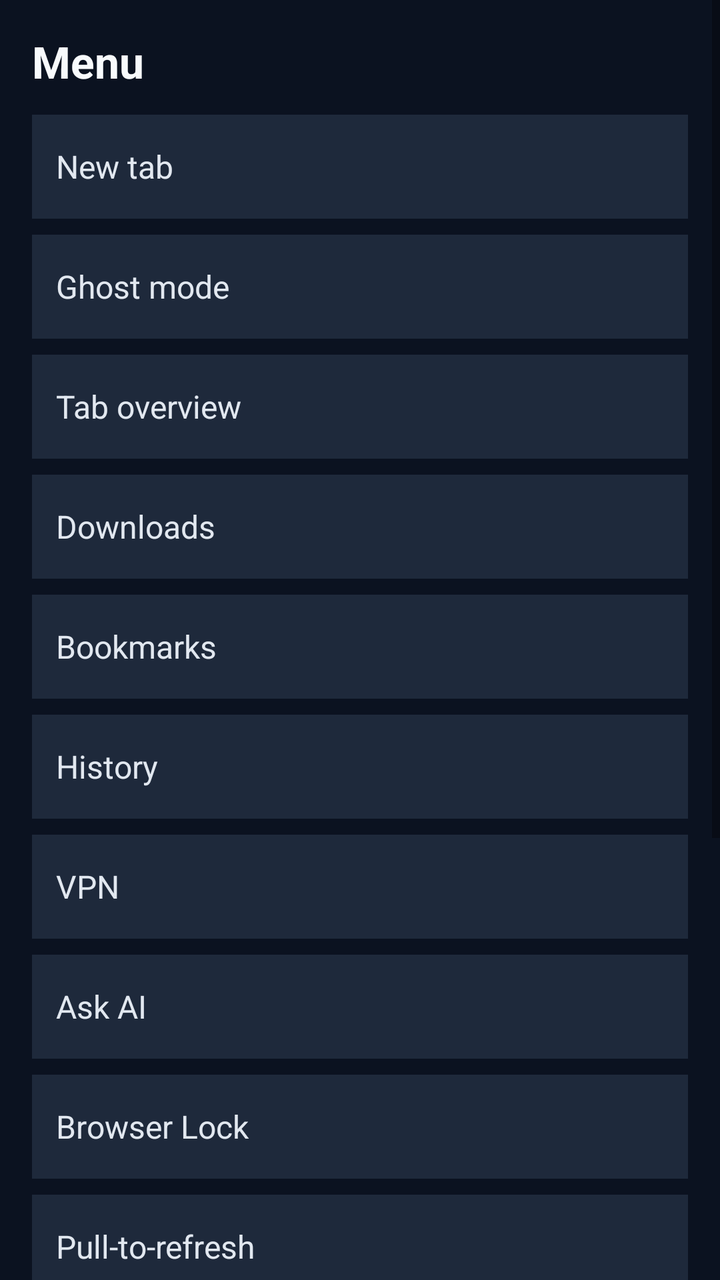
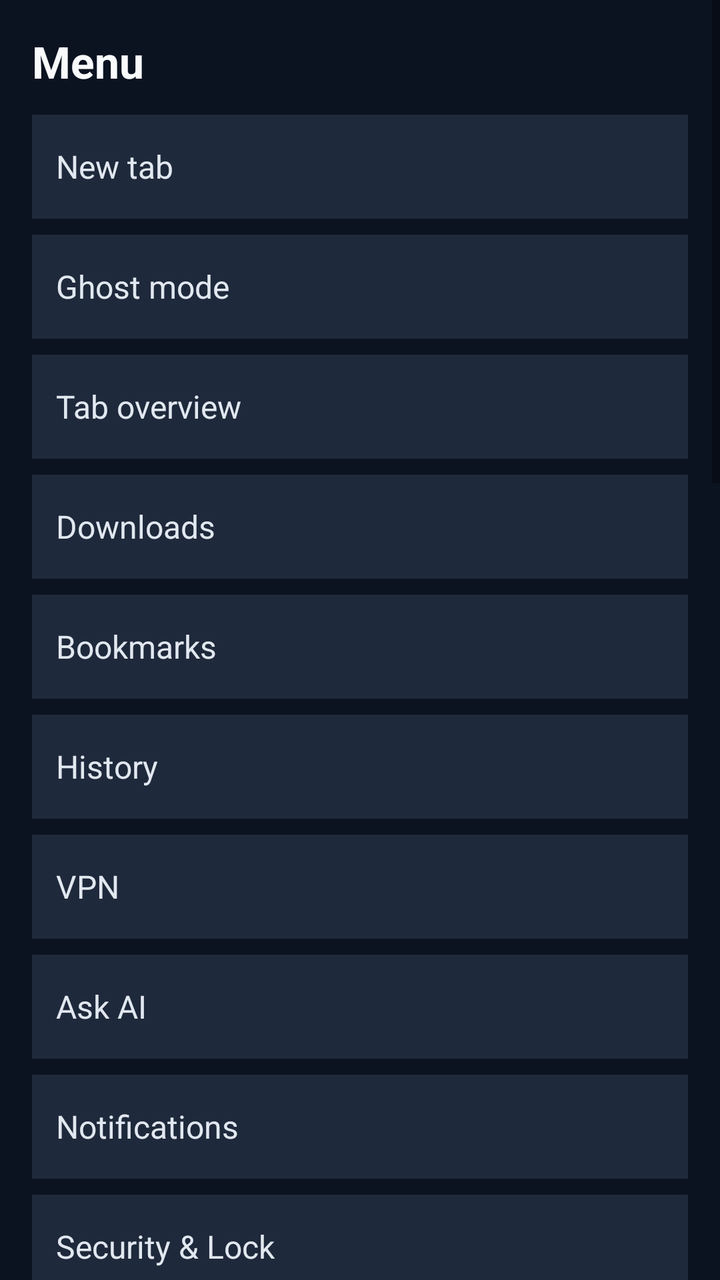

Compare the two renders of this Android layout. The source of the first and the diff that turns it into the second are given below.
<!-- AndroidManifest.xml: activity theme Theme.Phormi -->
<!-- res/layout/activity_menu.xml -->
<?xml version="1.0" encoding="utf-8"?>
<ScrollView xmlns:android="http://schemas.android.com/apk/res/android"
    android:layout_width="match_parent"
    android:layout_height="match_parent"
    android:background="#0B1220"
    android:fillViewport="true">

    <LinearLayout
        android:layout_width="match_parent"
        android:layout_height="wrap_content"
        android:orientation="vertical"
        android:padding="16dp">

        <TextView
            android:layout_width="match_parent"
            android:layout_height="wrap_content"
            android:text="Menu"
            android:textColor="#F8FAFC"
            android:textSize="22sp"
            android:textStyle="bold"
            android:paddingBottom="12dp" />

        <TextView
            android:id="@+id/menu_new_tab"
            android:layout_width="match_parent"
            android:layout_height="52dp"
            android:gravity="center_vertical"
            android:text="New tab"
            android:textColor="#E2E8F0"
            android:textSize="16sp"
            android:paddingStart="12dp"
            android:paddingEnd="12dp"
            android:background="#1E293B"
            android:clickable="true"
            android:focusable="true" />

        <TextView
            android:id="@+id/menu_ghost"
            android:layout_width="match_parent"
            android:layout_height="52dp"
            android:layout_marginTop="8dp"
            android:gravity="center_vertical"
            android:text="Ghost mode"
            android:textColor="#E2E8F0"
            android:textSize="16sp"
            android:paddingStart="12dp"
            android:paddingEnd="12dp"
            android:background="#1E293B"
            android:clickable="true"
            android:focusable="true" />

        <TextView
            android:id="@+id/menu_tabs"
            android:layout_width="match_parent"
            android:layout_height="52dp"
            android:layout_marginTop="8dp"
            android:gravity="center_vertical"
            android:text="Tab overview"
            android:textColor="#E2E8F0"
            android:textSize="16sp"
            android:paddingStart="12dp"
            android:paddingEnd="12dp"
            android:background="#1E293B"
            android:clickable="true"
            android:focusable="true" />

        <TextView
            android:id="@+id/menu_downloads"
            android:layout_width="match_parent"
            android:layout_height="52dp"
            android:layout_marginTop="8dp"
            android:gravity="center_vertical"
            android:text="Downloads"
            android:textColor="#E2E8F0"
            android:textSize="16sp"
            android:paddingStart="12dp"
            android:paddingEnd="12dp"
            android:background="#1E293B"
            android:clickable="true"
            android:focusable="true" />

        <TextView
            android:id="@+id/menu_bookmarks"
            android:layout_width="match_parent"
            android:layout_height="52dp"
            android:layout_marginTop="8dp"
            android:gravity="center_vertical"
            android:text="Bookmarks"
            android:textColor="#E2E8F0"
            android:textSize="16sp"
            android:paddingStart="12dp"
            android:paddingEnd="12dp"
            android:background="#1E293B"
            android:clickable="true"
            android:focusable="true" />

        <TextView
            android:id="@+id/menu_history"
            android:layout_width="match_parent"
            android:layout_height="52dp"
            android:layout_marginTop="8dp"
            android:gravity="center_vertical"
            android:text="History"
            android:textColor="#E2E8F0"
            android:textSize="16sp"
            android:paddingStart="12dp"
            android:paddingEnd="12dp"
            android:background="#1E293B"
            android:clickable="true"
            android:focusable="true" />

        <TextView
            android:id="@+id/menu_vpn"
            android:layout_width="match_parent"
            android:layout_height="52dp"
            android:layout_marginTop="8dp"
            android:gravity="center_vertical"
            android:text="VPN"
            android:textColor="#E2E8F0"
            android:textSize="16sp"
            android:paddingStart="12dp"
            android:paddingEnd="12dp"
            android:background="#1E293B"
            android:clickable="true"
            android:focusable="true" />

        <TextView
            android:id="@+id/menu_ai"
            android:layout_width="match_parent"
            android:layout_height="52dp"
            android:layout_marginTop="8dp"
            android:gravity="center_vertical"
            android:text="Ask AI"
            android:textColor="#E2E8F0"
            android:textSize="16sp"
            android:paddingStart="12dp"
            android:paddingEnd="12dp"
            android:background="#1E293B"
            android:clickable="true"
            android:focusable="true" />

        <TextView
            android:id="@+id/menu_browser_lock"
            android:layout_width="match_parent"
            android:layout_height="52dp"
            android:layout_marginTop="8dp"
            android:gravity="center_vertical"
            android:text="Browser Lock"
            android:textColor="#E2E8F0"
            android:textSize="16sp"
            android:paddingStart="12dp"
            android:paddingEnd="12dp"
            android:background="#1E293B"
            android:clickable="true"
            android:focusable="true" />

        <TextView
            android:id="@+id/menu_pull_to_refresh"
            android:layout_width="match_parent"
            android:layout_height="52dp"
            android:layout_marginTop="8dp"
            android:gravity="center_vertical"
            android:text="Pull-to-refresh"
            android:textColor="#E2E8F0"
            android:textSize="16sp"
            android:paddingStart="12dp"
            android:paddingEnd="12dp"
            android:background="#1E293B"
            android:clickable="true"
            android:focusable="true" />

        <TextView
            android:id="@+id/menu_split_screen"
            android:layout_width="match_parent"
            android:layout_height="52dp"
            android:layout_marginTop="8dp"
            android:gravity="center_vertical"
            android:text="Split screen"
            android:textColor="#E2E8F0"
            android:textSize="16sp"
            android:paddingStart="12dp"
            android:paddingEnd="12dp"
            android:background="#1E293B"
            android:clickable="true"
            android:focusable="true" />

        <TextView
            android:id="@+id/menu_tab_retention"
            android:layout_width="match_parent"
            android:layout_height="52dp"
            android:layout_marginTop="8dp"
            android:gravity="center_vertical"
            android:text="Tab retention"
            android:textColor="#E2E8F0"
            android:textSize="16sp"
            android:paddingStart="12dp"
            android:paddingEnd="12dp"
            android:background="#1E293B"
            android:clickable="true"
            android:focusable="true" />

        <TextView
            android:id="@+id/menu_theme"
            android:layout_width="match_parent"
            android:layout_height="52dp"
            android:layout_marginTop="8dp"
            android:gravity="center_vertical"
            android:text="Theme and wallpaper"
            android:textColor="#E2E8F0"
            android:textSize="16sp"
            android:paddingStart="12dp"
            android:paddingEnd="12dp"
            android:background="#1E293B"
            android:clickable="true"
            android:focusable="true" />

        <TextView
            android:id="@+id/menu_settings"
            android:layout_width="match_parent"
            android:layout_height="52dp"
            android:layout_marginTop="8dp"
            android:gravity="center_vertical"
            android:text="Accounts &amp; sign-in"
            android:textColor="#E2E8F0"
            android:textSize="16sp"
            android:paddingStart="12dp"
            android:paddingEnd="12dp"
            android:background="#1E293B"
            android:clickable="true"
            android:focusable="true" />

        <TextView
            android:id="@+id/menu_close"
            android:layout_width="match_parent"
            android:layout_height="52dp"
            android:layout_marginTop="20dp"
            android:gravity="center"
            android:text="Close"
            android:textColor="#38BDF8"
            android:textSize="16sp"
            android:clickable="true"
            android:focusable="true" />
    </LinearLayout>
</ScrollView>
<!-- resources referenced by this layout -->
<resources>
  <style name="Theme.Phormi" parent="Theme.MaterialComponents.DayNight.NoActionBar">
          <item name="colorPrimary">#0F172A</item>
          <item name="colorPrimaryDark">#0F172A</item>
          <item name="colorAccent">#38BDF8</item>
          <item name="android:windowBackground">#0F172A</item>
      </style>
</resources>

<!-- the commit's change to res/layout/activity_menu.xml (unified diff, before → after) -->
@@ -140,6 +140,124 @@
             android:focusable="true" />
 
         <TextView
+            android:id="@+id/menu_notifications"
+            android:layout_width="match_parent"
+            android:layout_height="52dp"
+            android:layout_marginTop="8dp"
+            android:gravity="center_vertical"
+            android:text="Notifications"
+            android:textColor="#E2E8F0"
+            android:textSize="16sp"
+            android:paddingStart="12dp"
+            android:paddingEnd="12dp"
+            android:background="#1E293B"
+            android:clickable="true"
+            android:focusable="true" />
+
+        <TextView
+            android:id="@+id/menu_security"
+            android:layout_width="match_parent"
+            android:layout_height="52dp"
+            android:layout_marginTop="8dp"
+            android:gravity="center_vertical"
+            android:text="Security &amp; Lock"
+            android:textColor="#E2E8F0"
+            android:textSize="16sp"
+            android:paddingStart="12dp"
+            android:paddingEnd="12dp"
+            android:background="#1E293B"
+            android:clickable="true"
+            android:focusable="true" />
+
+        <TextView
+            android:id="@+id/menu_site_lock"
+            android:layout_width="match_parent"
+            android:layout_height="52dp"
+            android:layout_marginTop="8dp"
+            android:gravity="center_vertical"
+            android:text="Protect active site"
+            android:textColor="#E2E8F0"
+            android:textSize="16sp"
+            android:paddingStart="12dp"
+            android:paddingEnd="12dp"
+            android:background="#1E293B"
+            android:clickable="true"
+            android:focusable="true" />
+
+        <TextView
+            android:id="@+id/menu_find"
+            android:layout_width="match_parent"
+            android:layout_height="52dp"
+            android:layout_marginTop="8dp"
+            android:gravity="center_vertical"
+            android:text="Find in page"
+            android:textColor="#E2E8F0"
+            android:textSize="16sp"
+            android:paddingStart="12dp"
+            android:paddingEnd="12dp"
+            android:background="#1E293B"
+            android:clickable="true" android:focusable="true" />
+
+        <TextView
+            android:id="@+id/menu_share"
+            android:layout_width="match_parent"
+            android:layout_height="52dp"
+            android:layout_marginTop="8dp"
+            android:gravity="center_vertical"
+            android:text="Share current page"
+            android:textColor="#E2E8F0"
+            android:textSize="16sp"
+            android:paddingStart="12dp"
+            android:paddingEnd="12dp"
+            android:background="#1E293B"
+            android:clickable="true" android:focusable="true" />
+
+        <TextView
+            android:id="@+id/menu_navigation_lens"
+            android:layout_width="match_parent"
+            android:layout_height="52dp"
+            android:layout_marginTop="8dp"
+            android:gravity="center_vertical"
+            android:text="Navigation Lens"
+            android:textColor="#E2E8F0"
+            android:textSize="16sp"
+            android:paddingStart="12dp"
+            android:paddingEnd="12dp"
+            android:background="#1E293B"
+            android:clickable="true"
+            android:focusable="true" />
+
+        <TextView
+            android:id="@+id/menu_object_anchors"
+            android:layout_width="match_parent"
+            android:layout_height="52dp"
+            android:layout_marginTop="8dp"
+            android:gravity="center_vertical"
+            android:text="Object Anchors"
+            android:textColor="#E2E8F0"
+            android:textSize="16sp"
+            android:paddingStart="12dp"
+            android:paddingEnd="12dp"
+            android:background="#1E293B"
+            android:clickable="true"
+            android:focusable="true" />
+
+        <TextView
+            android:id="@+id/menu_same_page_split"
+            android:layout_width="match_parent"
+            android:layout_height="52dp"
+            android:layout_marginTop="8dp"
+            android:gravity="center_vertical"
+            android:text="Same page in Split Screen"
+            android:textColor="#E2E8F0"
+            android:textSize="16sp"
+            android:paddingStart="12dp"
+            android:paddingEnd="12dp"
+            android:background="#1E293B"
+            android:clickable="true"
+            android:focusable="true" />
+
+        <TextView
             android:id="@+id/menu_browser_lock"
             android:layout_width="match_parent"
             android:layout_height="52dp"
@@ -170,6 +288,21 @@
             android:focusable="true" />
 
         <TextView
+            android:id="@+id/menu_keep_screen_on"
+            android:layout_width="match_parent"
+            android:layout_height="52dp"
+            android:layout_marginTop="8dp"
+            android:gravity="center_vertical"
+            android:text="Keep screen on"
+            android:textColor="#E2E8F0"
+            android:textSize="16sp"
+            android:paddingStart="12dp"
+            android:paddingEnd="12dp"
+            android:background="#1E293B"
+            android:clickable="true"
+            android:focusable="true" />
+
+        <TextView
             android:id="@+id/menu_split_screen"
             android:layout_width="match_parent"
             android:layout_height="52dp"
@@ -185,6 +318,36 @@
             android:focusable="true" />
 
         <TextView
+            android:id="@+id/menu_desktop_mode"
+            android:layout_width="match_parent"
+            android:layout_height="52dp"
+            android:layout_marginTop="8dp"
+            android:gravity="center_vertical"
+            android:text="Desktop mode"
+            android:textColor="#E2E8F0"
+            android:textSize="16sp"
+            android:paddingStart="12dp"
+            android:paddingEnd="12dp"
+            android:background="#1E293B"
+            android:clickable="true"
+            android:focusable="true" />
+
+        <TextView
+            android:id="@+id/menu_favorite"
+            android:layout_width="match_parent"
+            android:layout_height="52dp"
+            android:layout_marginTop="8dp"
+            android:gravity="center_vertical"
+            android:text="⬡ Add current page to Favorites"
+            android:textColor="#E2E8F0"
+            android:textSize="16sp"
+            android:paddingStart="12dp"
+            android:paddingEnd="12dp"
+            android:background="#1E293B"
+            android:clickable="true"
+            android:focusable="true" />
+
+        <TextView
             android:id="@+id/menu_tab_retention"
             android:layout_width="match_parent"
             android:layout_height="52dp"
@@ -206,6 +369,21 @@
             android:layout_marginTop="8dp"
             android:gravity="center_vertical"
             android:text="Theme and wallpaper"
+            android:textColor="#E2E8F0"
+            android:textSize="16sp"
+            android:paddingStart="12dp"
+            android:paddingEnd="12dp"
+            android:background="#1E293B"
+            android:clickable="true"
+            android:focusable="true" />
+
+        <TextView
+            android:id="@+id/menu_help"
+            android:layout_width="match_parent"
+            android:layout_height="52dp"
+            android:layout_marginTop="8dp"
+            android:gravity="center_vertical"
+            android:text="Help"
             android:textColor="#E2E8F0"
             android:textSize="16sp"
             android:paddingStart="12dp"
